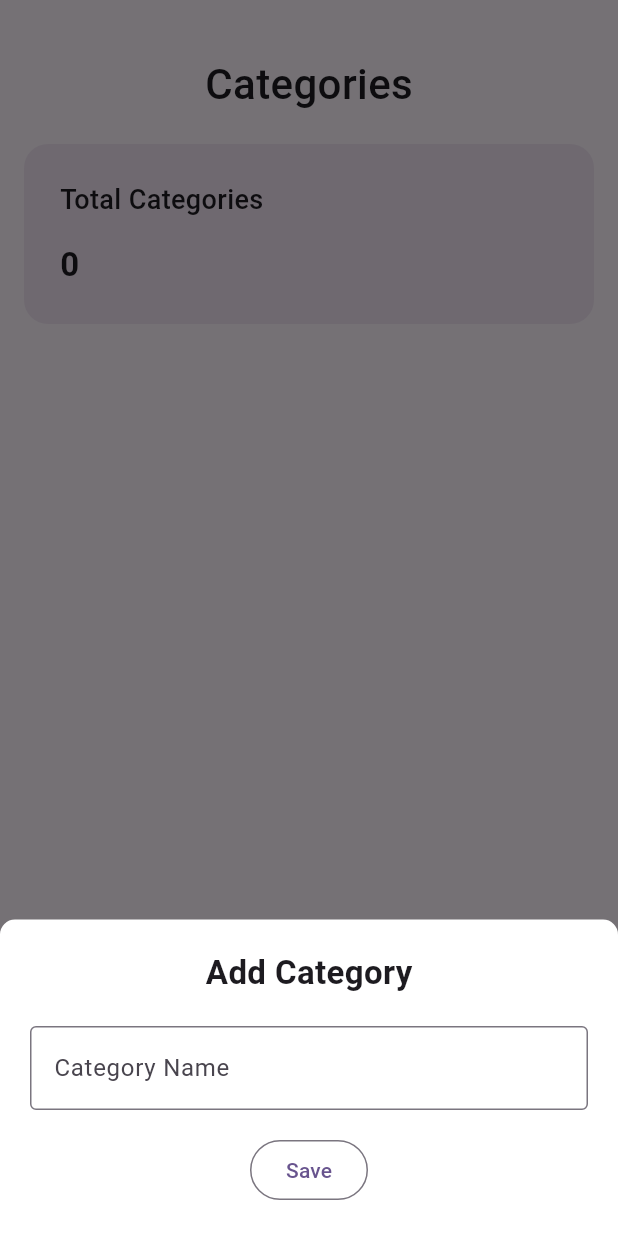
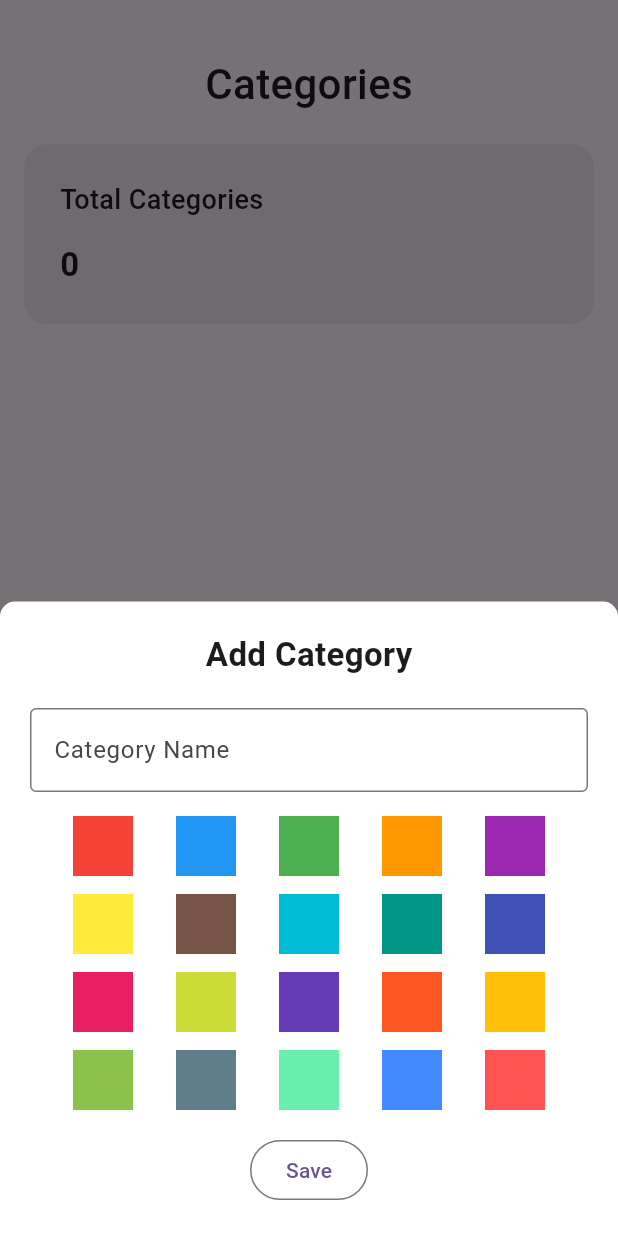
Before and after one commit to Chetan-Soni81/expenseek, a Flutter app: the HomeScreen screen opened directly, item 3 of the bottom bar chosen, after a tap on the "add" icon, on a phone screen of 412 x 824 dp. Run offline on Flutter 3.47's test engine with Material 3 defaults, Android fonts, the light colour scheme and no system bars; our stand-ins replace get, pinput, sqflite, sqflite_common_ffi; accounts and stored records are empty.

Commit message:
change in category and category panel for color coding each category

```diff
--- a/lib/controllers/home_controller.dart
+++ b/lib/controllers/home_controller.dart
@@ -19,6 +19,7 @@ class HomeController extends GetxController {
   RxDouble weekAmount = 0.0.obs;
   RxDouble dayAmount = 0.0.obs;
   PageController pageController = PageController();
+  RxString colorName = Colors.white.value.toString().obs;
 
   @override
   void onReady() {
@@ -47,8 +48,9 @@ class HomeController extends GetxController {
   }
 
   void addCategory() async {
+    print(colorName.value);
     if (categoryNameController.text.isNotEmpty) {
-      var result = await DbHelper.insertCategory(categoryNameController.text.trim());
+      var result = await DbHelper.insertCategory(categoryNameController.text.trim(), colorName.value);
 
       if (result != 0) {
         categoryNameController.text = "";
@@ -84,7 +86,7 @@ class HomeController extends GetxController {
             action: addExpense, categories: categories, val: categoryVal, title: titleController, amount: amountController, description: descriptionController),
         1 => Container(),
         2 => categoryBottomSheet(
-            action: addCategory, controller: categoryNameController),
+            action: addCategory, controller: categoryNameController,colorName: colorName),
         _ => Column(
             children: [
               const SizedBox(height: 20),
--- a/lib/helpers/db_helper.dart
+++ b/lib/helpers/db_helper.dart
@@ -52,10 +52,20 @@ class DbHelper {
   }
 
   static Future<sql.Database> db() async {
-    return sql.openDatabase("expenseek_data.db", version: 2,
+    return sql.openDatabase("expenseek_data.db", version: 3,
         onCreate: (sql.Database database, int version) async {
       await createTables(database);
-    });
+    },
+     onUpgrade: (sql.Database database, int oldversion, int version) async{
+      try {
+        if (oldversion < version) {
+          await database.execute("Update ${TableHelper.tblCategory} set color = '4278190080' where color = 'FFFFFFFF'");
+        }
+      } catch (e) {
+        print('Error updating table: $e');
+      }
+     }
+    );
   }
 
   static Future<String> userExists() async {
@@ -119,13 +129,13 @@ class DbHelper {
     }
   }
 
-  static Future<int> insertCategory(String category) async {
+  static Future<int> insertCategory(String category, String color) async {
     final db = await DbHelper.db();
 
     try {
       final json = {
         "categoryName": category,
-        "color": "FFFFFFFF",
+        "color": color,
         "createdAt": DateTime.now().toString(),
       };
 
--- a/lib/widgets/custom_widget.dart
+++ b/lib/widgets/custom_widget.dart
@@ -2,6 +2,8 @@ import 'package:expenseek/controllers/home_controller.dart';
 import 'package:expenseek/models/category_model.dart';
 import 'package:flutter/material.dart';
 import 'package:get/get.dart';
+
+import 'pallete_widget.dart';
 //import 'package:flutter_colorpicker/flutter_colorpicker.dart';
 
 Widget customTile(
@@ -107,7 +109,37 @@ Widget expenseBottomSheet(
 }
 
 Widget categoryBottomSheet(
-    {required Function action, TextEditingController? controller}) {
+    {required Function action,
+    TextEditingController? controller,
+    required RxString colorName}) {
+  final colors = [
+    Colors.red,
+  Colors.blue,
+  Colors.green,
+  Colors.orange,
+  Colors.purple,
+  Colors.yellow,
+  Colors.brown,
+  Colors.cyan,
+  Colors.teal,
+  Colors.indigo,
+  Colors.pink,
+  Colors.lime,
+  Colors.deepPurple,
+  Colors.deepOrange,
+  Colors.amber,
+  Colors.lightGreen,
+  Colors.blueGrey,
+  Colors.greenAccent,
+  Colors.blueAccent,
+  Colors.redAccent,
+  Colors.orangeAccent,
+  Colors.purpleAccent,
+  Colors.cyanAccent,
+  Colors.tealAccent,
+  Colors.pinkAccent,
+  Colors.limeAccent,
+  ];
   return SingleChildScrollView(
     child: Padding(
       padding: const EdgeInsets.all(20),
@@ -128,6 +160,58 @@ Widget categoryBottomSheet(
           const SizedBox(
             height: 16,
           ),
+          Obx(
+            () => Column(
+              children: [
+                Row(
+                  mainAxisAlignment: MainAxisAlignment.spaceEvenly,
+                  children: [
+                    palleteBox(colors[0], colorName),
+                    palleteBox(colors[1], colorName),
+                    palleteBox(colors[2], colorName),
+                    palleteBox(colors[3], colorName),
+                    palleteBox(colors[4], colorName),
+                  ],
+                ),
+                const SizedBox(height: 12,),
+                Row(
+                  mainAxisAlignment: MainAxisAlignment.spaceEvenly,
+                  children: [
+                    palleteBox(colors[5], colorName),
+                    palleteBox(colors[6], colorName),
+                    palleteBox(colors[7], colorName),
+                    palleteBox(colors[8], colorName),
+                    palleteBox(colors[9], colorName),
+                  ],
+                ),
+                const SizedBox(height: 12,),
+                Row(
+                  mainAxisAlignment: MainAxisAlignment.spaceEvenly,
+                  children: [
+                    palleteBox(colors[10], colorName),
+                    palleteBox(colors[11], colorName),
+                    palleteBox(colors[12], colorName),
+                    palleteBox(colors[13], colorName),
+                    palleteBox(colors[14], colorName),
+                  ],
+                ),
+                const SizedBox(height: 12,),
+                Row(
+                  mainAxisAlignment: MainAxisAlignment.spaceEvenly,
+                  children: [
+                    palleteBox(colors[15], colorName),
+                    palleteBox(colors[16], colorName),
+                    palleteBox(colors[17], colorName),
+                    palleteBox(colors[18], colorName),
+                    palleteBox(colors[19], colorName),
+                  ],
+                ),
+              ],
+            ),
+          ),
+          const SizedBox(
+            height: 16,
+          ),
           OutlinedButton(
             onPressed: () => action(),
             child: const Text('Save'),
@@ -138,7 +222,7 @@ Widget categoryBottomSheet(
   );
 }
 
-Widget customCard({ required Widget child }) {
+Widget customCard({required Widget child}) {
   return Card(
     elevation: 0,
     margin: const EdgeInsets.all(8),
--- a/lib/widgets/home_widgets.dart
+++ b/lib/widgets/home_widgets.dart
@@ -1,6 +1,7 @@
 import 'package:expenseek/controllers/home_controller.dart';
 import 'package:expenseek/helpers/format_helper.dart';
 import 'package:expenseek/widgets/custom_widget.dart';
+import 'package:expenseek/widgets/pallete_widget.dart';
 import 'package:flutter/material.dart';
 
 //Home Panel
@@ -179,6 +180,7 @@ Widget categoryPanel(
                 style: const TextStyle(fontWeight: FontWeight.w500),
               ),
               subtitle: Text(c.categories.value[index].createdAt.dFormat()),
+              leading: Icon(Icons.circle,color: Color(int.parse(c.categories[index].color ?? "0")),),
             ),
           ),
         ),
@@ -227,8 +229,7 @@ Widget statsPanel({required BuildContext context, required HomeController c}) {
           child: ListTile(
             trailing: Text(
               "₹ ${c.chartData.value[index].values.first.nFormat()}",
-                style:
-                    const TextStyle(fontWeight: FontWeight.w700, fontSize: 16),
+              style: const TextStyle(fontWeight: FontWeight.w700, fontSize: 16),
             ),
             title: Text(
               c.chartData.value[index].keys.first,
--- /dev/null
+++ b/lib/widgets/pallete_widget.dart
@@ -0,0 +1,21 @@
+import 'package:flutter/material.dart';
+import 'package:get/get_rx/src/rx_types/rx_types.dart';
+
+Widget palleteBox(Color c, RxString colorName) {
+  return Container(
+    color: c, // Set the background color
+    height: 40, // Set the height of each button
+    width: 40,
+    child: Radio(
+      fillColor: WidgetStateProperty.resolveWith((Set<WidgetState> states) {
+        if(states.contains(WidgetState.selected)) {
+          return Colors.white;
+        } else {
+          return c;
+        }
+      } ) ,
+        value: c.value.toString(),
+        groupValue: colorName.value,
+        onChanged: (v) => colorName.value = v ?? Colors.white.value.toString()),
+  ); // Set the width of each button
+}
```
Also changed, not shown: 1 other file. Lines whose indentation alone changed are shown as unchanged.
